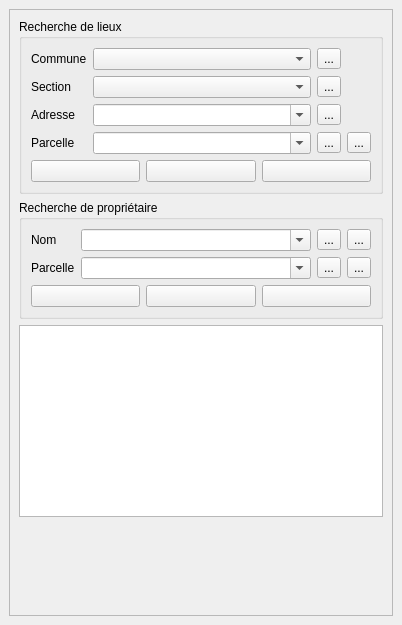
The window that forms/cadastre_search_form.ui (3liz/QgisCadastrePlugin) describes before a commit, drawn with Qt 5.
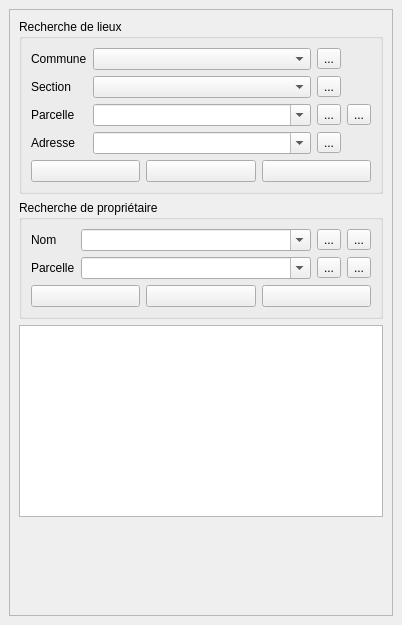
The same window after the commit. Icons and pictures are not drawn.

Commit message: Rechercher - Déplacement de la recherche d'adresse sous celle par parcelle

```diff
--- a/forms/cadastre_search_form.ui
+++ b/forms/cadastre_search_form.ui
@@ -38,10 +38,17 @@
           <layout class="QVBoxLayout" name="verticalLayout_14">
            <item>
             <layout class="QGridLayout" name="gridLayout">
-             <item row="2" column="0">
-              <widget class="QLabel" name="label_5">
+             <item row="3" column="4">
+              <widget class="QToolButton" name="btExportParcelle">
+               <property name="toolTip">
+                <string>Exporter le relevé parcellaire</string>
+               </property>
                <property name="text">
-                <string>Adresse</string>
+                <string>...</string>
+               </property>
+               <property name="icon">
+                <iconset resource="resource.qrc">
+                 <normaloff>:/plugins/cadastre/icons/releve.png</normaloff>:/plugins/cadastre/icons/releve.png</iconset>
                </property>
               </widget>
              </item>
@@ -151,20 +158,7 @@
                </property>
               </widget>
              </item>
-             <item row="2" column="1">
-              <widget class="QComboBox" name="liAdresse">
-               <property name="sizePolicy">
-                <sizepolicy hsizetype="MinimumExpanding" vsizetype="Fixed">
-                 <horstretch>0</horstretch>
-                 <verstretch>0</verstretch>
-                </sizepolicy>
-               </property>
-               <property name="editable">
-                <bool>true</bool>
-               </property>
-              </widget>
-             </item>
-             <item row="2" column="3">
+             <item row="4" column="3">
               <widget class="QToolButton" name="btResetAdresse">
                <property name="toolTip">
                 <string>Retour à l'ensemble des parcelles</string>
@@ -178,17 +172,23 @@
                </property>
               </widget>
              </item>
-             <item row="3" column="4">
-              <widget class="QToolButton" name="btExportParcelle">
-               <property name="toolTip">
-                <string>Exporter le relevé parcellaire</string>
+             <item row="4" column="1">
+              <widget class="QComboBox" name="liAdresse">
+               <property name="sizePolicy">
+                <sizepolicy hsizetype="MinimumExpanding" vsizetype="Fixed">
+                 <horstretch>0</horstretch>
+                 <verstretch>0</verstretch>
+                </sizepolicy>
                </property>
+               <property name="editable">
+                <bool>true</bool>
+               </property>
+              </widget>
+             </item>
+             <item row="4" column="0">
+              <widget class="QLabel" name="label_5">
                <property name="text">
-                <string>...</string>
-               </property>
-               <property name="icon">
-                <iconset resource="resource.qrc">
-                 <normaloff>:/plugins/cadastre/icons/releve.png</normaloff>:/plugins/cadastre/icons/releve.png</iconset>
+                <string>Adresse</string>
                </property>
               </widget>
              </item>
```
Left out of the diff: 2 changed lines with no effect on the pictures.
